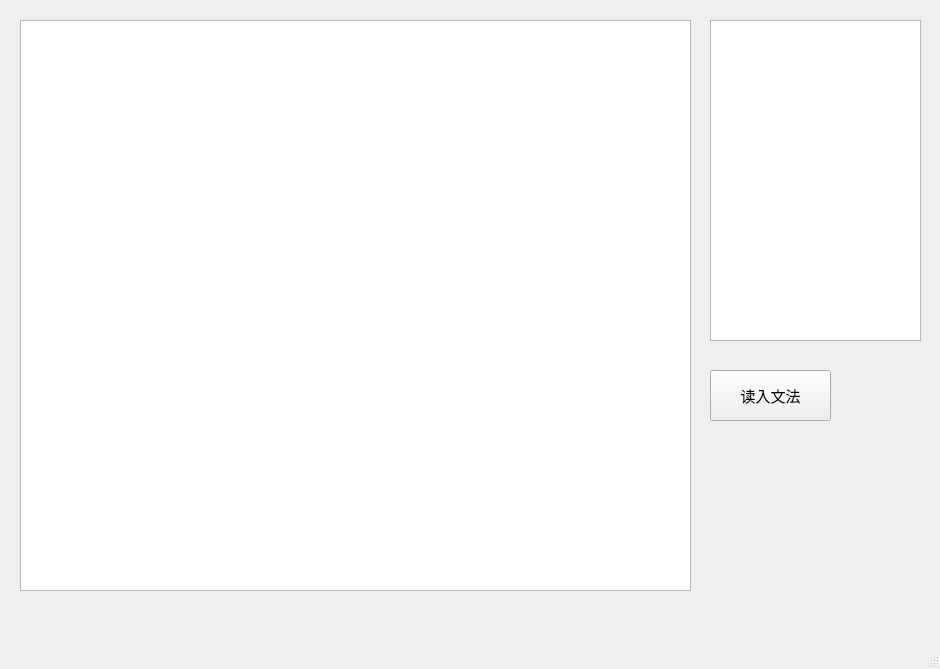
First picture: the form in mainwindow.ui, repository SleepinWei/compiler, before the edit.
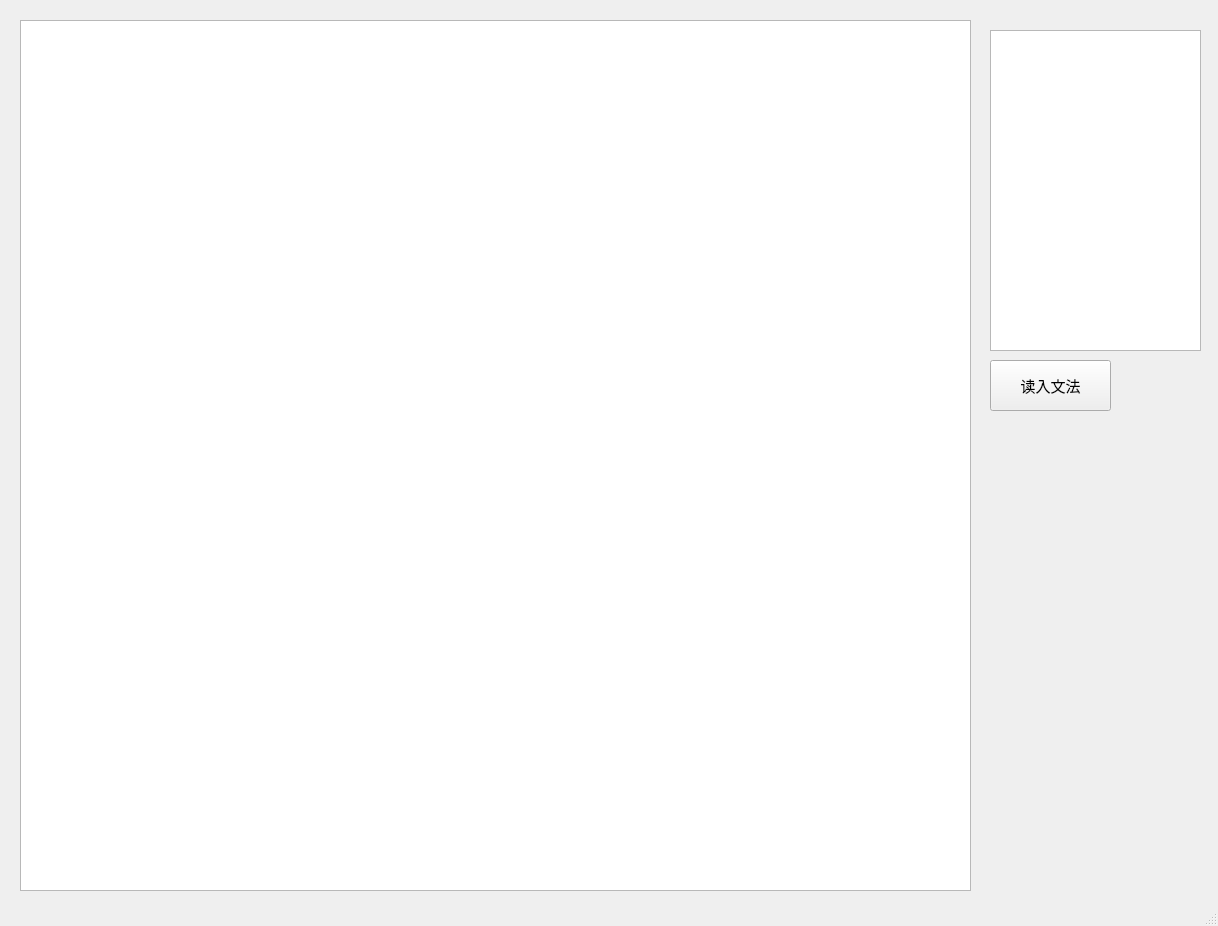
Second picture: the form after the edit.

```diff
--- a/mainwindow.ui
+++ b/mainwindow.ui
@@ -6,8 +6,8 @@
    <rect>
     <x>0</x>
     <y>0</y>
-    <width>940</width>
-    <height>669</height>
+    <width>1218</width>
+    <height>926</height>
    </rect>
   </property>
   <property name="windowTitle">
@@ -17,8 +17,8 @@
    <widget class="QListWidget" name="listWidget">
     <property name="geometry">
      <rect>
-      <x>710</x>
-      <y>20</y>
+      <x>990</x>
+      <y>30</y>
       <width>211</width>
       <height>321</height>
      </rect>
@@ -29,8 +29,8 @@
      <rect>
       <x>20</x>
       <y>20</y>
-      <width>671</width>
-      <height>571</height>
+      <width>951</width>
+      <height>871</height>
      </rect>
     </property>
     <property name="readOnly">
@@ -43,8 +43,8 @@
    <widget class="QPushButton" name="pushButton">
     <property name="geometry">
      <rect>
-      <x>710</x>
-      <y>370</y>
+      <x>990</x>
+      <y>360</y>
       <width>121</width>
       <height>51</height>
      </rect>
```
Left out of the diff: 4 changed lines with no effect on the pictures.
